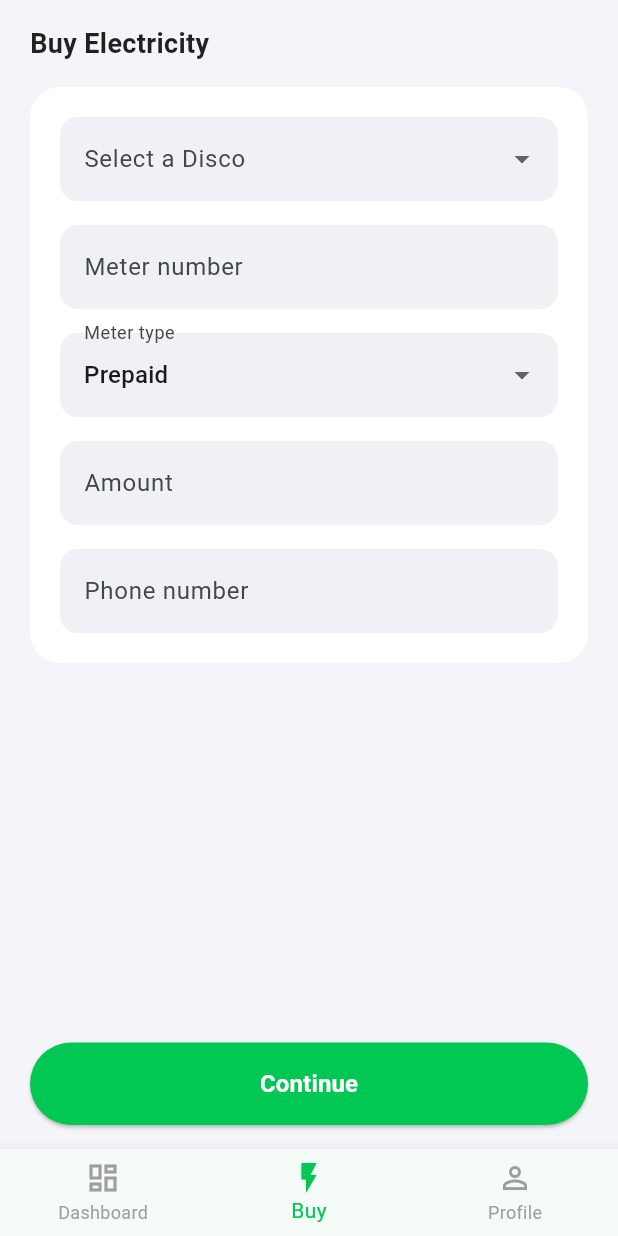
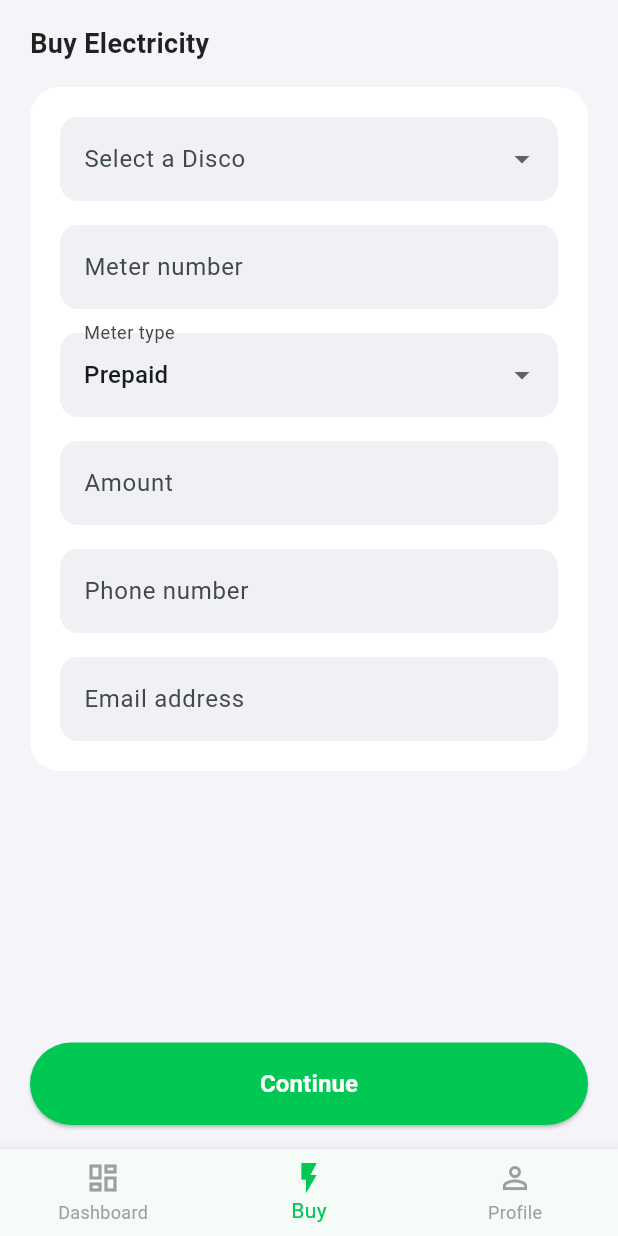
Before and after one commit to SoftyNg/lightman, a Flutter app: the DashboardScreen screen opened directly, after a tap on "Buy electricity", on a phone screen of 412 x 824 dp. Run offline on Flutter 3.47's test engine with Material 3 defaults, Android fonts, the light colour scheme and no system bars; our stand-ins replace cloud_firestore, firebase_auth, firebase_core, flutter_dotenv, flutter_tts, pdf and 3 more; accounts and stored records are empty; statements that could not run were skipped.

Commit message:
Completed the circle(improved security)
Electricity can now be bought and token sent to users, Security has been improved too. Next is cleaning up and validations!

```diff
--- a/lib/screens/buy_power_screen.dart
+++ b/lib/screens/buy_power_screen.dart
@@ -1,4 +1,6 @@
 import 'package:flutter/material.dart';
+import 'dart:convert';
+import 'package:shared_preferences/shared_preferences.dart';
 import '../services/vt_pass_services.dart';
 import 'review_order_screen.dart'; // ✅ ensure this matches your filename
 
@@ -31,12 +33,55 @@ class _BuyPowerScreenState extends State<BuyPowerScreen> {
   final meterNumberController = TextEditingController();
   final amountController = TextEditingController();
   final phoneController = TextEditingController(); // ✅ phone number controller
+  final emailController = TextEditingController(); // ✅ email controller
+
+  @override
+  void initState() {
+    super.initState();
+    _getUserDetails();
+  }
+
+  Future<void> _getUserDetails() async {
+    try {
+      final prefs = await SharedPreferences.getInstance();
+      final userDataString = prefs.getString('user_data');
+
+      print('Raw user data string: $userDataString'); // Debug
+
+      if (userDataString != null) {
+        final userData = jsonDecode(userDataString);
+
+        print('Parsed user data: $userData'); // Debug
+        print('Phone field: ${userData['phone']}'); // Debug
+        print('Email field: ${userData['email']}'); // Debug
+
+        setState(() {
+          // Handle phone number properly - convert from number to string
+          var phoneValue = userData['phone'];
+          if (phoneValue != null) {
+            phoneController.text = phoneValue.toString().replaceAll('.0', '');
+          }
+
+          emailController.text = userData['email']?.toString() ?? '';
+        });
+
+        print('Phone controller text: ${phoneController.text}'); // Debug
+        print('Email controller text: ${emailController.text}'); // Debug
+      } else {
+        print('No user data found in SharedPreferences');
+      }
+    } catch (e) {
+      // Handle error silently
+      print('Error fetching user details: $e');
+    }
+  }
 
   @override
   void dispose() {
     meterNumberController.dispose();
     amountController.dispose();
     phoneController.dispose();
+    emailController.dispose();
     super.dispose();
   }
 
@@ -216,6 +261,15 @@ class _BuyPowerScreenState extends State<BuyPowerScreen> {
                             ? 'Enter phone number'
                             : null,
                       ),
+                      const SizedBox(height: 16),
+                      TextFormField(
+                        controller: emailController,
+                        keyboardType: TextInputType.emailAddress,
+                        decoration: _inputDecoration('Email address'),
+                        validator: (value) => value == null || value.isEmpty
+                            ? 'Enter email address'
+                            : null,
+                      ),
                     ],
                   ),
                 ),
--- a/lib/screens/dashboard_screen.dart
+++ b/lib/screens/dashboard_screen.dart
@@ -1,9 +1,12 @@
 import 'package:flutter/material.dart';
-import 'package:firebase_auth/firebase_auth.dart';
+import 'dart:convert';
+import 'package:http/http.dart' as http;
+import 'package:shared_preferences/shared_preferences.dart';
 import 'package:lightman/constants/app_colors.dart';
 import 'package:lightman/screens/fund_wallet_screen.dart'; // <-- for webview
-import 'package:lightman/screens/buy_power_screen.dart'; // Replace with actual path
-import 'package:lightman/screens/profile_screen.dart'; // Adjust path if needed
+import 'package:lightman/screens/buy_power_screen.dart';
+import 'package:lightman/screens/profile_screen.dart';
+import 'package:lightman/services/transactions.dart';
 
 class DashboardScreen extends StatefulWidget {
   const DashboardScreen({super.key});
@@ -14,8 +17,47 @@ class DashboardScreen extends StatefulWidget {
 
 class _DashboardScreenState extends State<DashboardScreen> {
   bool _showBalance = true;
+  int _selectedIndex = 0;
 
-  int _selectedIndex = 0;
+  String firstName = "";
+  String lastName = "";
+  int userId = 0;
+  double walletBalance = 0.0;
+  bool isLoading = true;
+  final TransactionService _transactionService = TransactionService();
+
+  @override
+  void initState() {
+    super.initState();
+    _getUserDetails();
+    //_getWalletBalance();
+  }
+
+  Future<void> _getUserDetails() async {
+    try {
+      final prefs = await SharedPreferences.getInstance();
+      final userDataString = prefs.getString('user_data');
+
+      if (userDataString != null) {
+        final userData = jsonDecode(userDataString);
+        setState(() {
+          firstName = userData['first_name'] ?? "";
+          lastName = userData['last_name'] ?? "";
+          userId = (userData['id']?.toString() ?? "") as int;
+          isLoading = false;
+        });
+      } else {
+        // Fallback: No stored user data found
+        setState(() {
+          isLoading = false;
+        });
+      }
+    } catch (e) {
+      setState(() {
+        isLoading = false;
+      });
+    }
+  }
 
   void _onItemTapped(int index) {
     setState(() => _selectedIndex = index);
@@ -38,11 +80,6 @@ class _DashboardScreenState extends State<DashboardScreen> {
     if (hour < 12) return 'Good Morning';
     if (hour < 17) return 'Good Afternoon';
     return 'Good Evening';
-  }
-
-  Future<String> _getUserName() async {
-    final user = FirebaseAuth.instance.currentUser;
-    return user?.displayName ?? 'User';
   }
 
   void _showMenu() {
@@ -113,26 +150,16 @@ class _DashboardScreenState extends State<DashboardScreen> {
               style: const TextStyle(color: Colors.grey, fontSize: 14),
             ),
             const SizedBox(height: 4),
-            FutureBuilder<String>(
-              future: _getUserName(),
-              builder: (context, snapshot) {
-                if (snapshot.connectionState == ConnectionState.waiting) {
-                  return const Text('Loading...',
-                      style:
-                          TextStyle(fontSize: 20, fontWeight: FontWeight.bold));
-                } else if (snapshot.hasError || !snapshot.hasData) {
-                  return const Text('User',
-                      style:
-                          TextStyle(fontSize: 20, fontWeight: FontWeight.bold));
-                } else {
-                  return Text(
-                    snapshot.data!,
+            isLoading
+                ? const Text(
+                    'Loading...',
+                    style: TextStyle(fontSize: 20, fontWeight: FontWeight.bold),
+                  )
+                : Text(
+                    "$firstName $lastName",
                     style: const TextStyle(
                         fontSize: 20, fontWeight: FontWeight.bold),
-                  );
-                }
-              },
-            ),
+                  ),
             const SizedBox(height: 20),
             Container(
               padding: const EdgeInsets.all(20),
@@ -150,7 +177,9 @@ class _DashboardScreenState extends State<DashboardScreen> {
                     mainAxisAlignment: MainAxisAlignment.spaceBetween,
                     children: [
                       Text(
-                        _showBalance ? '₦26,700' : '••••••',
+                        _showBalance
+                            ? '₦${walletBalance.toStringAsFixed(0)}'
+                            : '••••••',
                         style: const TextStyle(
                           fontSize: 28,
                           fontWeight: FontWeight.bold,
@@ -180,7 +209,7 @@ class _DashboardScreenState extends State<DashboardScreen> {
                               MaterialPageRoute(
                                 builder: (context) => FundWalletScreen(
                                   paymentUrl:
-                                      "https://paystack.shop/pay/0va83vev7e", // ← replace with dynamic session link
+                                      "https://paystack.shop/pay/0va83vev7e", // keep same
                                 ),
                               ),
                             );
--- a/pubspec.yaml
+++ b/pubspec.yaml
@@ -29,6 +29,8 @@ dependencies:
   flutter_dotenv: ^5.1.0
   share_plus: ^10.0.0
   pdf: ^3.11.3
+  shared_preferences: ^2.5.3
+  flutter_tts: ^4.2.3
 
 dev_dependencies:
   flutter_test:
```
Also changed, not shown: lib/screens/failed_page.dart (+20 -5 lines), lib/screens/register_screen.dart (+96 -32 lines), lib/screens/review_order_screen.dart (+32 -9 lines), lib/screens/success_page.dart (+23 -24 lines), lib/services/auth_services.dart (+153 -51 lines), lib/services/transactions.dart (added, +95 -0 lines), pubspec.lock, 3 other files.
